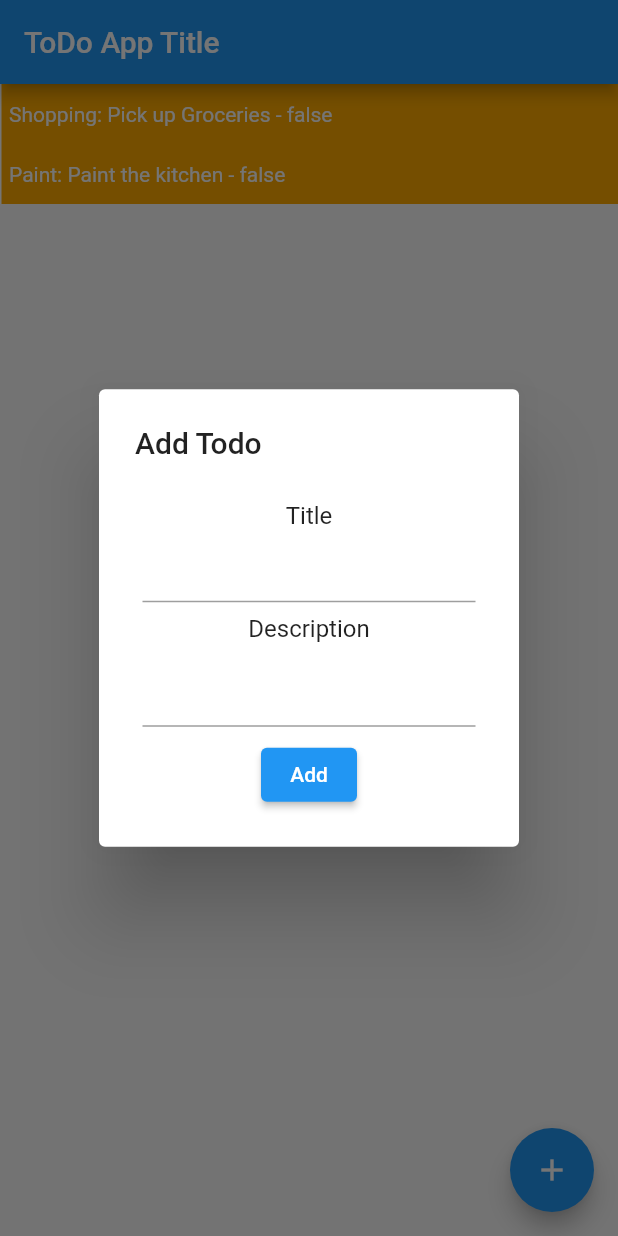
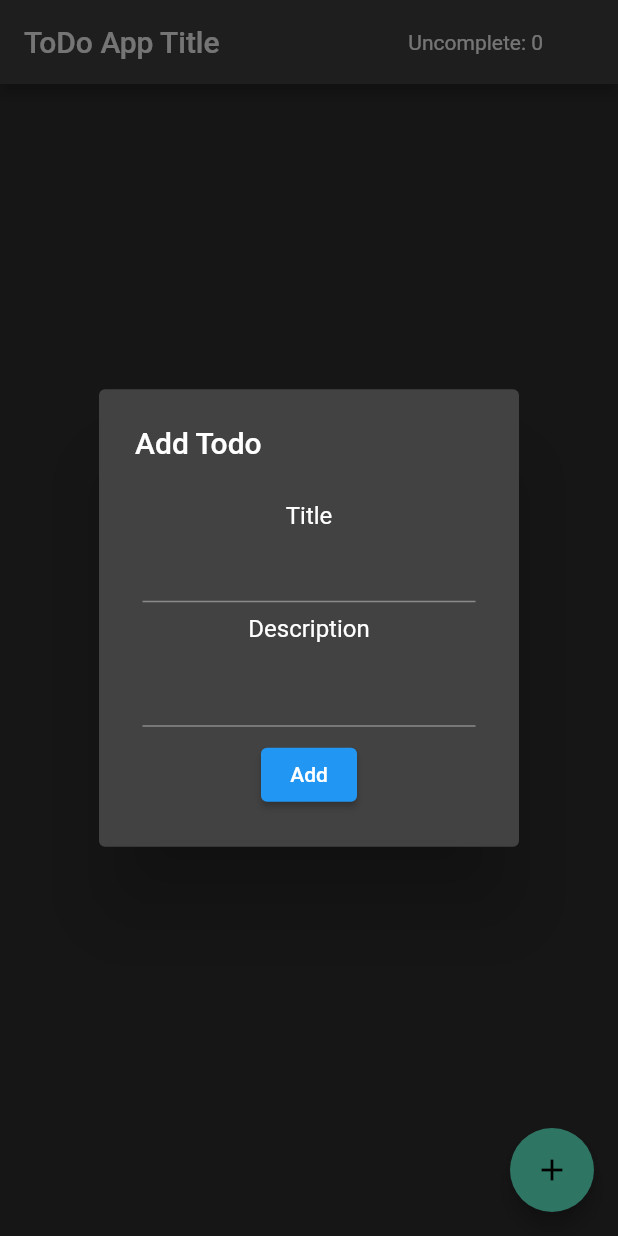
Before and after one commit to 20058303/week4ex1, a Flutter app: the screen it shows after launch, after a tap on the "add" icon, on a phone screen of 412 x 824 dp. Run offline on Flutter 3.47's test engine with Material 2 defaults, Android fonts, the phone set to English and light mode, and no system bars.

Commit message:
added todolist

```diff
--- a/lib/main.dart
+++ b/lib/main.dart
@@ -1,9 +1,15 @@
 import 'package:flutter/material.dart';
-
+import 'package:provider/provider.dart';
+import 'package:week4ex1/widgets/todo_widget.dart';
 import 'models/todo.dart';
+import 'models/todo_list.dart';
 
 void main() {
-  runApp(const ToDoApp());
+  runApp(ChangeNotifierProvider(
+    create: (context) => ToDoList(),
+    child: const ToDoApp(),
+  ));
+  //runApp(const ToDoApp());
 }
 
 class ToDoApp extends StatelessWidget {
@@ -11,9 +17,10 @@ class ToDoApp extends StatelessWidget {
 
   @override
   Widget build(BuildContext context) {
-    return const MaterialApp(
+    return MaterialApp(
+      theme: ThemeData.dark(),
       title: 'ToDo App',
-      home: ToDoHomePage(title: 'ToDo App Title'),
+      home: const ToDoHomePage(title: 'ToDo App Title'),
     );
   }
 }
@@ -30,11 +37,6 @@ class _ToDoHomePageState extends State<ToDoHomePage> {
 
   final TextEditingController _controlName = TextEditingController();
   final TextEditingController _controlDescription = TextEditingController();
-
-  final List<ToDo> todos = <ToDo>[
-    ToDo(name: "Shopping", description: "Pick up Groceries"),
-    ToDo(name: "Paint", description: "Paint the kitchen")
-  ];
 
   void _openAddTodo() {
     showDialog(
@@ -65,12 +67,12 @@ class _ToDoHomePageState extends State<ToDoHomePage> {
             ),
             ElevatedButton(
               onPressed: () {
-                setState(() {
-                  todos.add(ToDo(
+                Provider.of<ToDoList>(context, listen: false).addToDo(
+                  ToDo(
                     name: _controlName.text,
-                    description: _controlDescription.text)
-                  );
-                });
+                    description: _controlDescription.text
+                  )
+                );
                 Navigator.pop(context);
               },
               child: const Text("Add"))
@@ -86,27 +88,28 @@ class _ToDoHomePageState extends State<ToDoHomePage> {
     return Scaffold(
       appBar: AppBar(
         title: Text(widget.title),
+        actions: [
+          Center(
+            child: Padding(
+              padding: const EdgeInsets.fromLTRB(0, 0, 50, 0),
+              child: Consumer<ToDoList>(builder: (context, model, child) {
+                return Text("Uncomplete: " + model.todoCount.toString());
+              },
+          ),)
+          ),
+        ],
       ),
       body: Center(
-        child: ListView.builder(
-          itemCount: todos.length,
-          itemBuilder:(BuildContext context, int i) {
-            return Container(
-              decoration: BoxDecoration(
-                color: Colors.amberAccent[700],
-                border: const Border(left: BorderSide(color: Colors.white)),
-              ),
-              height: 40,
-              alignment: Alignment.centerLeft,
-              padding: const EdgeInsets.all(5),
-              child: Text(
-                todos[i].toString(),
-                style: const TextStyle(
-                  color: Colors.white,
-                )
-                ),
+        child: Consumer<ToDoList>(
+          builder:(context, model, child) {
+            return ListView.builder(
+              itemCount: model.todos.length,
+              itemBuilder:(BuildContext context, int i) {
+                return ToDoWidget(todo: model.todos[i]);
+              }
             );
-        }),
+          },
+        )
       ),
       floatingActionButton: FloatingActionButton(
         onPressed: _openAddTodo,
--- a/pubspec.yaml
+++ b/pubspec.yaml
@@ -34,6 +34,7 @@ dependencies:
   # The following adds the Cupertino Icons font to your application.
   # Use with the CupertinoIcons class for iOS style icons.
   cupertino_icons: ^1.0.2
+  provider: ^6.0.2
 
 dev_dependencies:
   flutter_test:
```
Also changed, not shown: lib/models/todo_list.dart (+33 -0 lines), lib/widgets/todo_widget.dart (added, +31 -0 lines), pubspec.lock, 1 other file.
